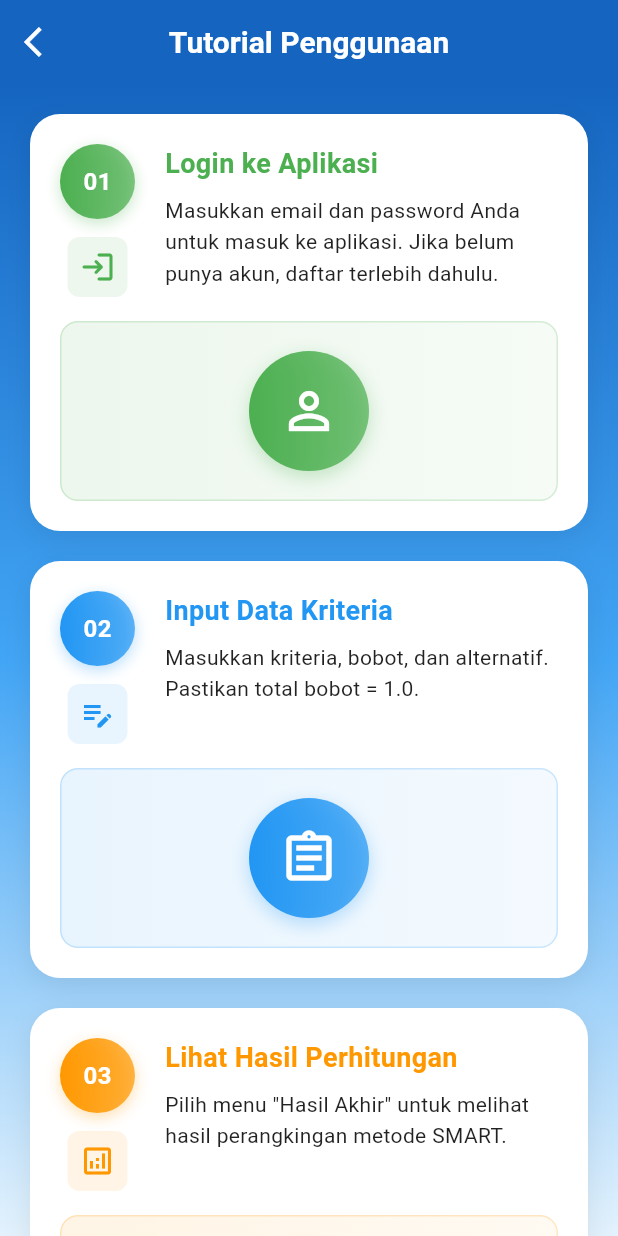
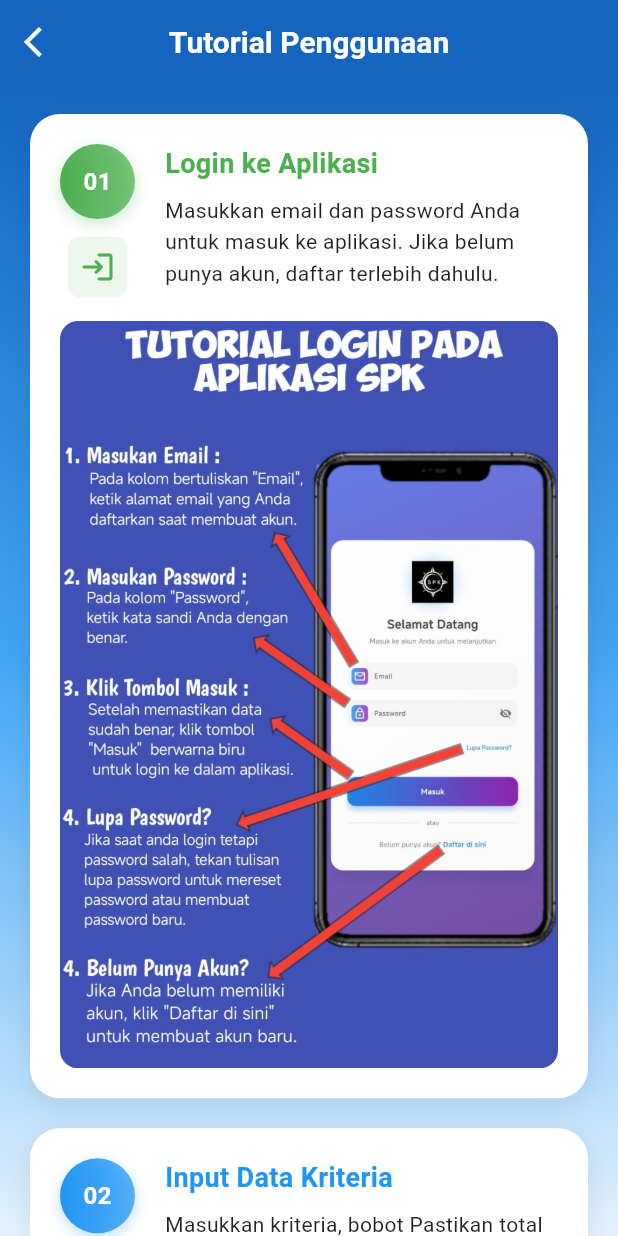
Before and after one commit to Vinss-Store/Aplikasi-Spk, a Flutter app: the TutorialPage screen opened by its route, on a phone screen of 412 x 824 dp. Run offline on Flutter 3.47's test engine with Material 3 defaults, Android fonts, the phone set to English and light mode, and no system bars; our stand-ins replace cloud_firestore, firebase_auth, firebase_core, image_picker, shared_preferences; accounts and stored records are empty.

Commit message:
Update halaman dashboard, profile, dan tutorial

```diff
--- a/lib/HomeScreen/dashboard_page.dart
+++ b/lib/HomeScreen/dashboard_page.dart
@@ -1,6 +1,5 @@
 import 'package:flutter/material.dart';
 import 'package:firebase_auth/firebase_auth.dart';
-import 'package:fl_chart/fl_chart.dart';
 
 class DashboardPage extends StatefulWidget {
   const DashboardPage({super.key});
@@ -601,7 +600,7 @@ class _DashboardPageState extends State<DashboardPage>
     return GridView.builder(
       gridDelegate: const SliverGridDelegateWithFixedCrossAxisCount(
         crossAxisCount: 2,
-        crossAxisSpacing: 16,
+        crossAxisSpacing: 12,
         mainAxisSpacing: 16,
         childAspectRatio: 1.2,
       ),
--- a/lib/HomeScreen/profile.dart
+++ b/lib/HomeScreen/profile.dart
@@ -1,6 +1,5 @@
 import 'dart:io';
 import 'package:cloud_firestore/cloud_firestore.dart';
-import 'package:firebase_database/firebase_database.dart';
 import 'package:flutter/material.dart';
 import 'package:firebase_auth/firebase_auth.dart';
 import 'package:image_picker/image_picker.dart';
--- a/lib/tutorial/tutor.dart
+++ b/lib/tutorial/tutor.dart
@@ -7,7 +7,8 @@ class TutorialPage extends StatefulWidget {
   State<TutorialPage> createState() => _TutorialPageState();
 }
 
-class _TutorialPageState extends State<TutorialPage> with TickerProviderStateMixin {
+class _TutorialPageState extends State<TutorialPage>
+    with TickerProviderStateMixin {
   late final AnimationController _controller;
   late final Animation<Offset> _slideAnimation;
 
@@ -22,10 +23,9 @@ class _TutorialPageState extends State<TutorialPage> with TickerProviderStateMix
     _slideAnimation = Tween<Offset>(
       begin: const Offset(0.0, 0.2),
       end: Offset.zero,
-    ).animate(CurvedAnimation(
-      parent: _controller,
-      curve: Curves.easeOut,
-    ));
+    ).animate(
+      CurvedAnimation(parent: _controller, curve: Curves.easeOut),
+    );
 
     _controller.forward();
   }
@@ -40,8 +40,10 @@ class _TutorialPageState extends State<TutorialPage> with TickerProviderStateMix
   Widget build(BuildContext context) {
     return Scaffold(
       appBar: AppBar(
-        title: const Text('Tutorial Penggunaan',
-            style: TextStyle(fontWeight: FontWeight.bold, fontSize: 20)),
+        title: const Text(
+          'Tutorial Penggunaan',
+          style: TextStyle(fontWeight: FontWeight.bold, fontSize: 20),
+        ),
         backgroundColor: const Color(0xFF1565C0),
         foregroundColor: Colors.white,
         elevation: 0,
@@ -77,10 +79,7 @@ class _TutorialPageState extends State<TutorialPage> with TickerProviderStateMix
                   title: 'Login ke Aplikasi',
                   description:
                       'Masukkan email dan password Anda untuk masuk ke aplikasi. Jika belum punya akun, daftar terlebih dahulu.',
-                  imageWidget: _buildStepImage(
-                    Icons.person_outline,
-                    const Color(0xFF4CAF50),
-                  ),
+                  imagePath: 'assets/tutorial/login.jpg',
                   color: const Color(0xFF4CAF50),
                 ),
                 _buildTutorialStep(
@@ -89,51 +88,19 @@ class _TutorialPageState extends State<TutorialPage> with TickerProviderStateMix
                   icon: Icons.edit_note_outlined,
                   title: 'Input Data Kriteria',
                   description:
-                      'Masukkan kriteria, bobot, dan alternatif. Pastikan total bobot = 1.0.',
-                  imageWidget: _buildStepImage(
-                    Icons.assignment_outlined,
-                    const Color(0xFF2196F3),
-                  ),
+                      'Masukkan kriteria, bobot Pastikan total bobot = 1.0.',
+                  imagePath: 'assets/tutorial/kriteria.png',
                   color: const Color(0xFF2196F3),
                 ),
                 _buildTutorialStep(
                   context: context,
                   stepNumber: '03',
-                  icon: Icons.analytics_outlined,
-                  title: 'Lihat Hasil Perhitungan',
+                  icon: Icons.edit_note_outlined,
+                  title: 'Input Data Alternatif',
                   description:
-                      'Pilih menu "Hasil Akhir" untuk melihat hasil perangkingan metode SMART.',
-                  imageWidget: _buildStepImage(
-                    Icons.trending_up,
-                    const Color(0xFFFF9800),
-                  ),
-                  color: const Color(0xFFFF9800),
-                ),
-                _buildTutorialStep(
-                  context: context,
-                  stepNumber: '04',
-                  icon: Icons.table_chart_outlined,
-                  title: 'Analisis Tabel Hasil',
-                  description:
-                      'Lihat hasil perhitungan dalam bentuk tabel untuk analisis mendalam.',
-                  imageWidget: _buildStepImage(
-                    Icons.grid_on,
-                    const Color(0xFF9C27B0),
-                  ),
-                  color: const Color(0xFF9C27B0),
-                ),
-                _buildTutorialStep(
-                  context: context,
-                  stepNumber: '05',
-                  icon: Icons.bar_chart,
-                  title: 'Visualisasi Grafik',
-                  description:
-                      'Lihat grafik interaktif di dashboard untuk pemahaman yang lebih mudah.',
-                  imageWidget: _buildStepImage(
-                    Icons.show_chart,
-                    const Color(0xFFE91E63),
-                  ),
-                  color: const Color(0xFFE91E63),
+                      'Masukkan Alternatif sesuai dengan kriteria yang digunakan.',
+                  imagePath: 'assets/tutorial/alternatif.jpg',
+                  color: const Color(0xFF2196F3),
                 ),
               ],
             ),
@@ -143,13 +110,14 @@ class _TutorialPageState extends State<TutorialPage> with TickerProviderStateMix
     );
   }
 
+  /// Widget untuk setiap langkah tutorial
   Widget _buildTutorialStep({
     required BuildContext context,
     required String stepNumber,
     required IconData icon,
     required String title,
     required String description,
-    required Widget imageWidget,
+    required String imagePath,
     required Color color,
   }) {
     return Container(
@@ -174,6 +142,7 @@ class _TutorialPageState extends State<TutorialPage> with TickerProviderStateMix
               children: [
                 Column(
                   children: [
+                    // Nomor step
                     Container(
                       width: 50,
                       height: 50,
@@ -202,21 +171,19 @@ class _TutorialPageState extends State<TutorialPage> with TickerProviderStateMix
                       ),
                     ),
                     const SizedBox(height: 12),
+                    // Ikon
                     Container(
                       padding: const EdgeInsets.all(8),
                       decoration: BoxDecoration(
                         color: color.withOpacity(0.1),
                         borderRadius: BorderRadius.circular(8),
                       ),
-                      child: Icon(
-                        icon,
-                        color: color,
-                        size: 24,
-                      ),
+                      child: Icon(icon, color: color, size: 24),
                     ),
                   ],
                 ),
                 const SizedBox(width: 20),
+                // Judul & deskripsi
                 Expanded(
                   child: Column(
                     crossAxisAlignment: CrossAxisAlignment.start,
@@ -244,52 +211,41 @@ class _TutorialPageState extends State<TutorialPage> with TickerProviderStateMix
               ],
             ),
             const SizedBox(height: 16),
-            Container(
-              width: double.infinity,
-              height: 120,
-              decoration: BoxDecoration(
-                gradient: LinearGradient(
-                  colors: [
-                    color.withOpacity(0.1),
-                    color.withOpacity(0.05),
-                  ],
-                ),
-                borderRadius: BorderRadius.circular(12),
-                border: Border.all(
-                  color: color.withOpacity(0.2),
-                  width: 1,
-                ),
+            // GAMBAR – otomatis menyesuaikan rasio
+            ClipRRect(
+              borderRadius: BorderRadius.circular(12),
+              child: Image.asset(
+                imagePath,
+                width: double.infinity,     // lebar penuh
+                fit: BoxFit.fitWidth,        // tinggi ikut rasio gambar
+                // Fallback jika file tidak ada
+                errorBuilder: (context, error, stackTrace) {
+                  return Container(
+                    height: 180,
+                    color: color.withOpacity(0.1),
+                    alignment: Alignment.center,
+                    child: Column(
+                      mainAxisAlignment: MainAxisAlignment.center,
+                      children: [
+                        Icon(Icons.image_not_supported,
+                            size: 40, color: color.withOpacity(0.5)),
+                        const SizedBox(height: 8),
+                        Text(
+                          'Gambar tidak ditemukan',
+                          style: TextStyle(
+                            color: color.withOpacity(0.7),
+                            fontSize: 12,
+                          ),
+                        ),
+                      ],
+                    ),
+                  );
+                },
               ),
-              child: Center(child: imageWidget),
             ),
           ],
         ),
       ),
     );
   }
-
-  Widget _buildStepImage(IconData icon, Color color) {
-    return Container(
-      width: 80,
-      height: 80,
-      decoration: BoxDecoration(
-        gradient: LinearGradient(
-          colors: [color, color.withOpacity(0.7)],
-        ),
-        shape: BoxShape.circle,
-        boxShadow: [
-          BoxShadow(
-            color: color.withOpacity(0.3),
-            blurRadius: 10,
-            offset: const Offset(0, 4),
-          ),
-        ],
-      ),
-      child: Icon(
-        icon,
-        size: 40,
-        color: Colors.white,
-      ),
-    );
-  }
 }
--- a/pubspec.yaml
+++ b/pubspec.yaml
@@ -36,10 +36,13 @@ dev_dependencies:
 flutter_launcher_icons:
   android: true
   ios: true
-  image_path: "assets/icon/icon.png"  # Path ke ikon aplikasi kamu
+  image_path: "assets/icon/icon.png"
 
 flutter:
   uses-material-design: true
 
   assets:
     - assets/icon/icon.png
+    - assets/tutorial/login.jpg
+    - assets/tutorial/kriteria.png
+    - assets/tutorial/alternatif.jpg
```
Also changed, not shown: assets/tutorial/alternatif.jpg (added), assets/tutorial/kriteria.png (added), assets/tutorial/login.jpg (added), 2 other files.
